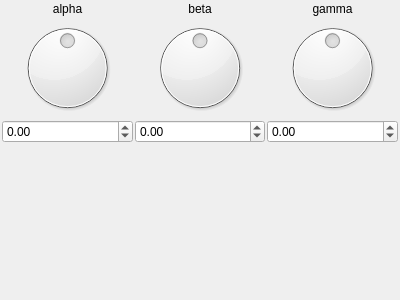
Above: mandelbulber2/qt_data/fractal_transf_rotation.ui from buddhi1980/mandelbulber2 before the change. Below: the same form after it.
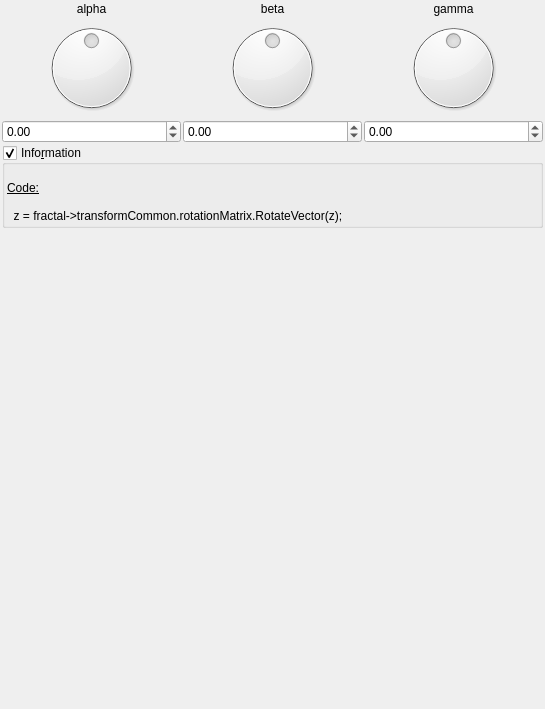
That is the form after the change. Custom widgets are drawn as their Qt base class.

```diff
--- a/mandelbulber2/qt_data/fractal_transf_rotation.ui
+++ b/mandelbulber2/qt_data/fractal_transf_rotation.ui
@@ -6,8 +6,8 @@
    <rect>
     <x>0</x>
     <y>0</y>
-    <width>400</width>
-    <height>300</height>
+    <width>545</width>
+    <height>709</height>
    </rect>
   </property>
   <property name="windowTitle">
@@ -189,6 +189,59 @@
      </item>
     </layout>
    </item>
+   <item>
+    <widget class="MyGroupBox" name="groupCheck_info">
+     <property name="title">
+      <string>Info&amp;rmation</string>
+     </property>
+     <property name="flat">
+      <bool>false</bool>
+     </property>
+     <property name="checkable">
+      <bool>true</bool>
+     </property>
+     <layout class="QVBoxLayout" name="verticalLayout_2">
+      <property name="spacing">
+       <number>2</number>
+      </property>
+      <property name="leftMargin">
+       <number>2</number>
+      </property>
+      <property name="topMargin">
+       <number>2</number>
+      </property>
+      <property name="rightMargin">
+       <number>2</number>
+      </property>
+      <property name="bottomMargin">
+       <number>2</number>
+      </property>
+      <item>
+       <widget class="QLabel" name="label_4">
+        <property name="text">
+         <string>&lt;!DOCTYPE HTML PUBLIC &quot;-//W3C//DTD HTML 4.0//EN&quot; &quot;http://www.w3.org/TR/REC-html40/strict.dtd&quot;&gt;
+&lt;html&gt;&lt;head&gt;&lt;meta name=&quot;qrichtext&quot; content=&quot;1&quot; /&gt;&lt;style type=&quot;text/css&quot;&gt;
+p, li { white-space: pre-wrap; }
+&lt;/style&gt;&lt;/head&gt;&lt;body&gt;
+&lt;p style=&quot;-qt-paragraph-type:empty; margin-top:0px; margin-bottom:0px; margin-left:0px; margin-right:0px; -qt-block-indent:0; text-indent:0px;&quot;&gt;&lt;br /&gt;&lt;/p&gt;
+&lt;p style=&quot; margin-top:0px; margin-bottom:0px; margin-left:0px; margin-right:0px; -qt-block-indent:0; text-indent:0px;&quot;&gt;&lt;span style=&quot; text-decoration: underline;&quot;&gt;Code:&lt;/span&gt;&lt;/p&gt;
+&lt;p style=&quot;-qt-paragraph-type:empty; margin-top:0px; margin-bottom:0px; margin-left:0px; margin-right:0px; -qt-block-indent:0; text-indent:0px; text-decoration: underline;&quot;&gt;&lt;br /&gt;&lt;/p&gt;
+&lt;p style=&quot; margin-top:0px; margin-bottom:0px; margin-left:0px; margin-right:0px; -qt-block-indent:0; text-indent:0px;&quot;&gt;  z = fractal-&amp;gt;transformCommon.rotationMatrix.RotateVector(z);&lt;/p&gt;&lt;/body&gt;&lt;/html&gt;</string>
+        </property>
+        <property name="wordWrap">
+         <bool>true</bool>
+        </property>
+        <property name="openExternalLinks">
+         <bool>true</bool>
+        </property>
+        <property name="textInteractionFlags">
+         <set>Qt::LinksAccessibleByMouse|Qt::TextSelectableByMouse</set>
+        </property>
+       </widget>
+      </item>
+     </layout>
+    </widget>
+   </item>
    <item>
     <spacer name="verticalSpacer">
      <property name="orientation">
@@ -210,6 +263,12 @@
    <extends>QDoubleSpinBox</extends>
    <header>mydoublespinbox.h</header>
   </customwidget>
+  <customwidget>
+   <class>MyGroupBox</class>
+   <extends>QGroupBox</extends>
+   <header>mygroupbox.h</header>
+   <container>1</container>
+  </customwidget>
  </customwidgets>
  <resources/>
  <connections/>
```
